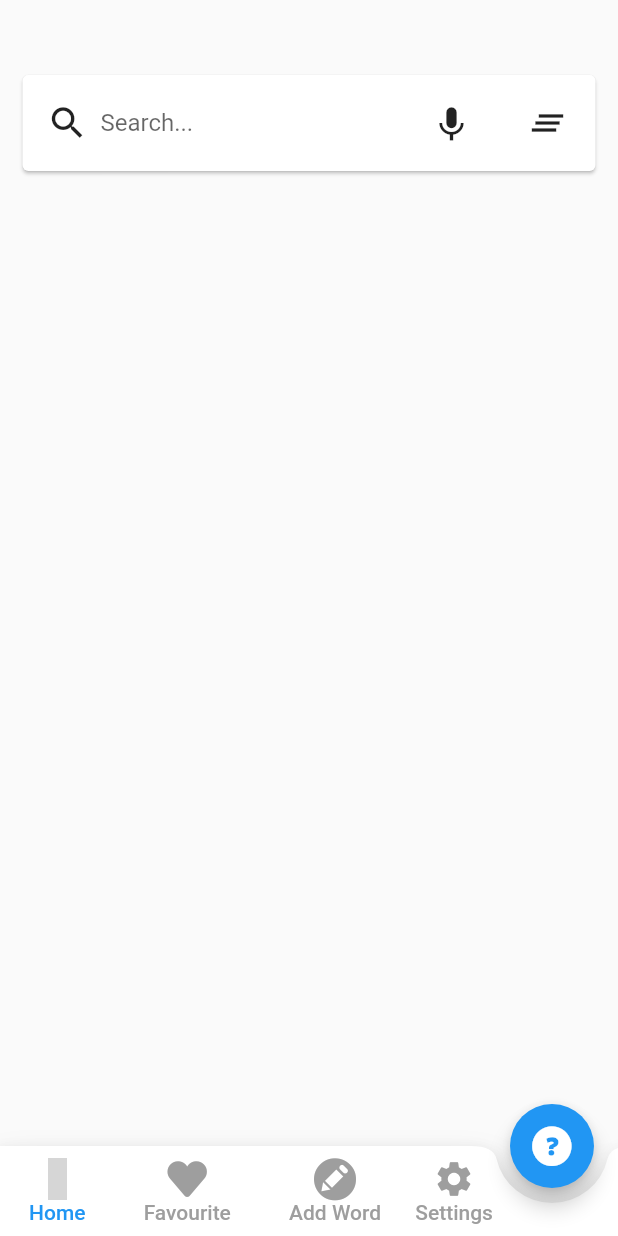
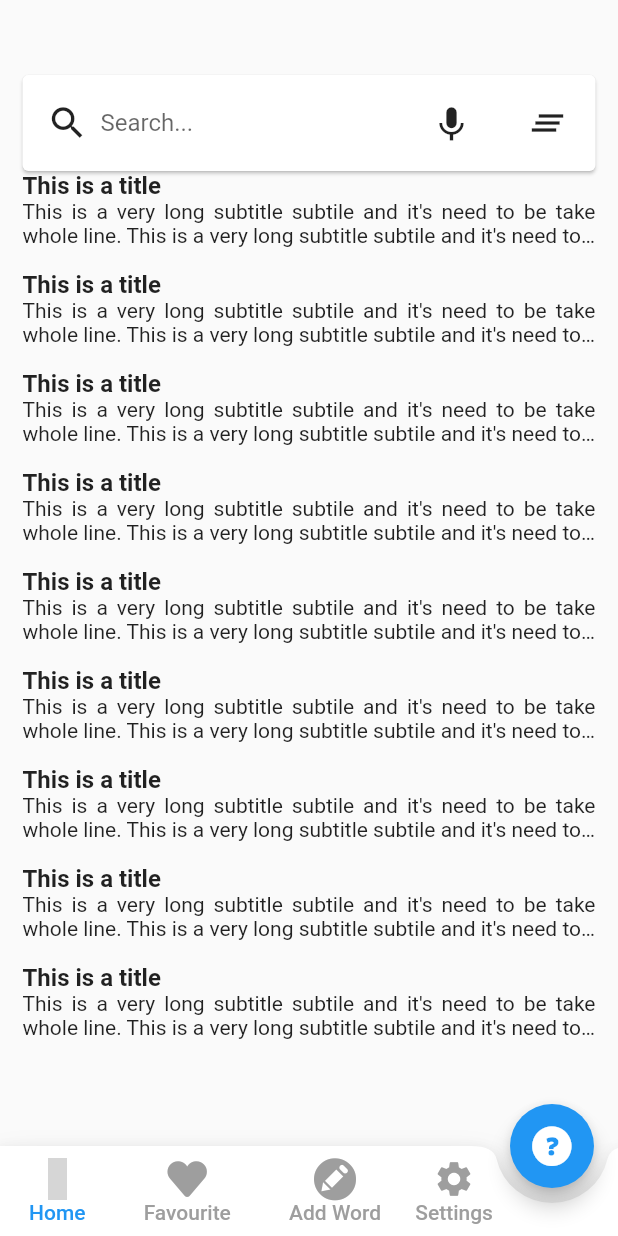
Before and after one commit to Iamsdt/soil_science_dictionary, a Flutter app: the screen it shows after launch, on a phone screen of 412 x 824 dp. Run offline on Flutter 3.47's test engine with Material 2 defaults, Android fonts, the light colour scheme and no system bars; our stand-ins replace material_design_icons_flutter; grey boxes are pictures that could not be loaded.

Commit message:
complete main screen

```diff
--- a/lib/main.dart
+++ b/lib/main.dart
@@ -1,3 +1,4 @@
+import 'package:flutter/cupertino.dart';
 import 'package:flutter/material.dart';
 import 'package:soil_science_dictionary/Dashboard.dart';
 import 'ui/splash.dart';
@@ -29,15 +30,20 @@ class MyHomePage extends StatefulWidget {
 }
 
 class _MyHomePageState extends State<MyHomePage> with TickerProviderStateMixin {
+  String dummyLine =
+      "This is a very long subtitle subtile and it's need to be take whole line. This is a very long subtitle subtile and it's need to be take whole line";
+
   int currentTab = 0; // to keep track of active tab index
-  final List<Widget> screens = [
-    Dashboard(),
-    //Chat(),
-    //Profile(),
-    //Settings(),
-  ]; // to store nested tabs
-  final PageStorageBucket bucket = PageStorageBucket();
   Widget currentScreen = Dashboard(); // Our first view in viewport
+
+  TextEditingController _controller;
+
+  @override
+  void initState() {
+    _controller = TextEditingController();
+    // TODO: implement initState
+    super.initState();
+  }
 
   @override
   Widget build(BuildContext context) {
@@ -63,10 +69,12 @@ class _MyHomePageState extends State<MyHomePage> with TickerProviderStateMixin {
                     ),
                     Expanded(
                       child: TextFormField(
+                        controller: _controller,
                         decoration: InputDecoration(
                           hintText: "Search...",
                           border: InputBorder.none,
                         ),
+                        autofocus: false,
                       ),
                     ),
                     Padding(
@@ -98,7 +106,17 @@ class _MyHomePageState extends State<MyHomePage> with TickerProviderStateMixin {
             ),
             Expanded(
               child: ListView(
-                children: <Widget>[],
+                children: <Widget>[
+                  getListItem("This is a title", dummyLine),
+                  getListItem("This is a title", dummyLine),
+                  getListItem("This is a title", dummyLine),
+                  getListItem("This is a title", dummyLine),
+                  getListItem("This is a title", dummyLine),
+                  getListItem("This is a title", dummyLine),
+                  getListItem("This is a title", dummyLine),
+                  getListItem("This is a title", dummyLine),
+                  getListItem("This is a title", dummyLine),
+                ],
               ),
             )
           ],
@@ -109,7 +127,11 @@ class _MyHomePageState extends State<MyHomePage> with TickerProviderStateMixin {
           MyFlutterApp.help_circled,
           size: 28.0,
         ),
-        onPressed: () {},
+        onPressed: () {
+          var subtitle =
+              dummyLine + dummyLine + dummyLine + dummyLine + dummyLine;
+          showRandomWordSheet(context, "THis is title", subtitle);
+        },
       ),
       floatingActionButtonLocation: FloatingActionButtonLocation.endDocked,
       bottomNavigationBar: BottomAppBar(
@@ -231,4 +253,105 @@ class _MyHomePageState extends State<MyHomePage> with TickerProviderStateMixin {
       ),
     );
   }
+
+  void showRandomWordSheet(BuildContext context, title, subtitle) {
+    showModalBottomSheet<dynamic>(
+        isScrollControlled: true,
+        context: context,
+        builder: (context) => Wrap(
+              children: <Widget>[
+                Padding(
+                  padding:
+                      const EdgeInsets.only(left: 16.0, top: 8.0, bottom: 6.0),
+                  child: Row(
+                    children: <Widget>[
+                      Expanded(
+                        child: Text(
+                          title,
+                          style: TextStyle(
+                              fontSize: 18.0, fontWeight: FontWeight.w700),
+                          maxLines: 1,
+                          textAlign: TextAlign.justify,
+                          overflow: TextOverflow.ellipsis,
+                        ),
+                      ),
+                      Padding(
+                        padding: const EdgeInsets.only(),
+                        child: IconButton(
+                          icon: Icon(
+                            MyFlutterApp.heart,
+                            color: Colors.blue,
+                          ),
+                          onPressed: () {
+                            //todo implement text to output
+                          },
+                        ),
+                      ),
+                      Padding(
+                        padding: const EdgeInsets.only(right: 8.0),
+                        child: IconButton(
+                          icon: Icon(
+                            MyFlutterApp.volume,
+                            color: Colors.blue,
+                          ),
+                          onPressed: () {
+                            //todo implement text to output
+                          },
+                        ),
+                      )
+                    ],
+                  ),
+                ),
+                Container(
+                  padding:
+                      EdgeInsets.only(left: 16.0, right: 16.0, bottom: 8.0),
+                  child: Text(
+                    subtitle,
+                    style: TextStyle(
+                      fontSize: 15.0,
+                    ),
+                    maxLines: 10,
+                    textAlign: TextAlign.justify,
+                    overflow: TextOverflow.ellipsis,
+                  ),
+                )
+              ],
+            ));
+  }
+
+  Widget getListItem(title, subtitle) {
+    return InkWell(
+      splashColor: Colors.blue,
+      onTap: (){
+
+      },
+      child: Container(
+        child: Column(
+          crossAxisAlignment: CrossAxisAlignment.start,
+          children: <Widget>[
+            Text(
+              title,
+              style: TextStyle(fontSize: 16.0, fontWeight: FontWeight.w700),
+              maxLines: 1,
+              textAlign: TextAlign.justify,
+              overflow: TextOverflow.ellipsis,
+            ),
+            Text(
+              subtitle,
+              style: TextStyle(
+                fontSize: 14.0,
+              ),
+              maxLines: 2,
+              textAlign: TextAlign.justify,
+              overflow: TextOverflow.ellipsis,
+            ),
+            SizedBox(
+              height: 15.0,
+            )
+          ],
+        ),
+        padding: EdgeInsets.only(left: 15.0, right: 15.0),
+      ),
+    );
+  }
 }
```
